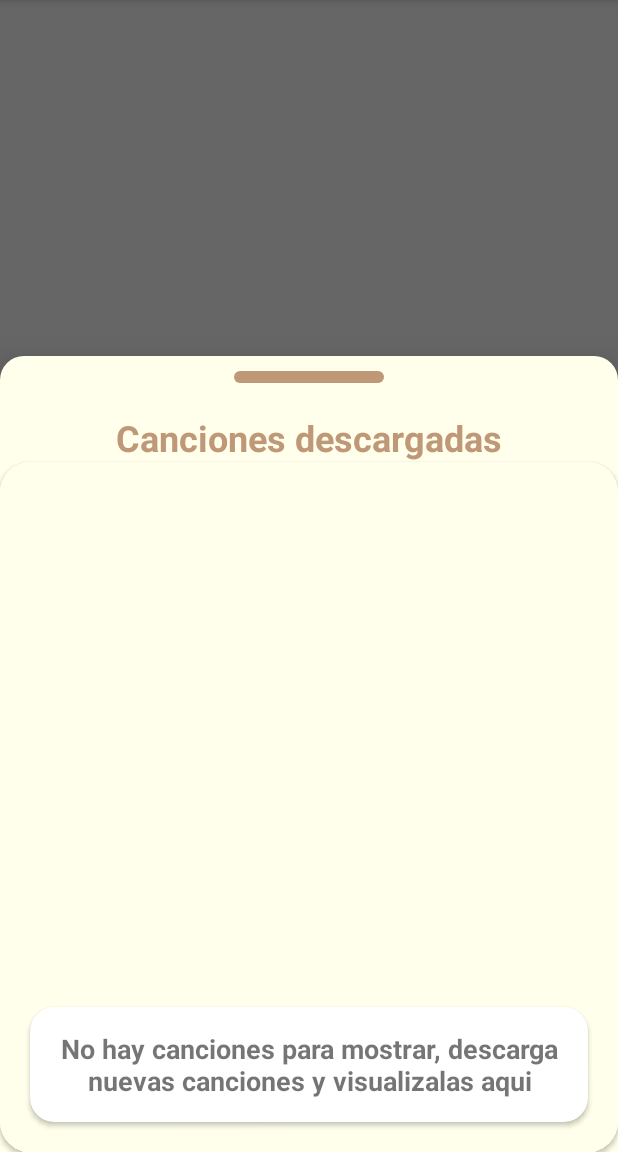
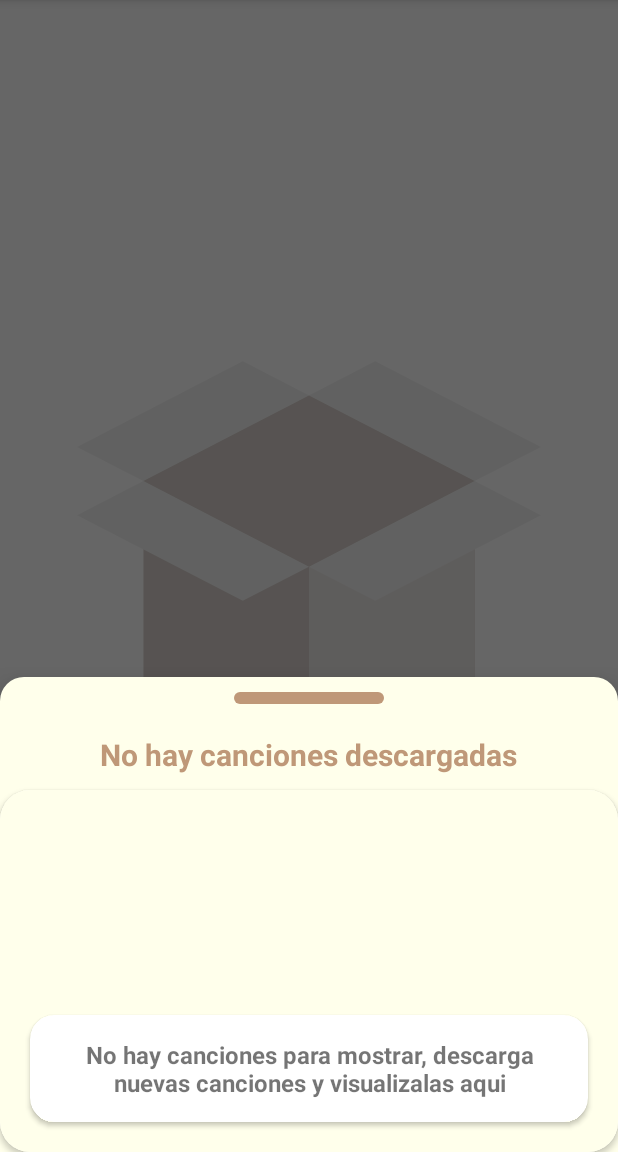
Before and after one commit to encrypton58/CanelaTubeDownloader, an Android app: the screen it shows after launch (MainActivity), after a tap on "Descargando", on a phone screen of 412 x 824 dp, the part 84-1236 px from its top. Run offline under Robolectric (Android 15) with nearby library versions, the phone set to English and light mode, and no system bars; libraries missing offline, so code that uses them is left out: wseemann.media.

Commit message:
refactor: Se modifica la vista de como se muestran las canciones descargadas.

```diff
--- a/app/src/main/java/com/m_and_a_company/canelatube/MainActivity.kt
+++ b/app/src/main/java/com/m_and_a_company/canelatube/MainActivity.kt
@@ -296,26 +296,23 @@ class MainActivity : AppCompatActivity(), SongsAdapter.OnClickSongItemListener,
     }
 
     private fun showSongsDownloadedNoPermission() {
-        bottomSheetBinding.textView.text = getString(R.string.title_permission_not_aviable)
+        bottomSheetBinding.showSongDownloadedTitle.text = getString(R.string.title_permission_not_aviable)
         bottomSheetDialog.show()
     }
 
-    /*TODO: Acomodar bien el detalle de mostrar las canciones despues de obtenerlas
-       del viewModel para que no haya detalles en la vista
-       tambien acomodar bien como funcionan los permisos y
-       por ultimo acomodar el codigo de la mejor manera en sentido de legibilidad y talvez
-       optimizacion y despues de esto posible version 1.0.0*/
     private fun showSongsDownloaded() {
         hasSongDownloaded = viewModel.hasSongsDownloaded(contentResolver)
         viewModel.getFilesDownloaded(contentResolver)
         if(hasSongDownloaded){
-            bottomSheetBinding.containerNothingShowSongDownloaded.visibility = View.GONE
+            bottomSheetBinding.showSongDownloadedContainerNothing.visibility = View.GONE
             bottomSheetBinding.showSongDownloadedRv.visibility = View.VISIBLE
-            bottomSheetBinding.textView.text = getString(R.string.title_downloads_song)
+            bottomSheetBinding.showSongDownloadedTitle.text = getString(R.string.title_downloads_song)
             bottomSheetBinding.showSongDownloadedRv.layoutManager =
                 LinearLayoutManager(applicationContext)
         }else{
-            bottomSheetBinding.containerNothingShowSongDownloaded.visibility = View.VISIBLE
+            bottomSheetBinding.showSongDownloadedContainerNothing.visibility = View.VISIBLE
+            bottomSheetBinding.showSongDownloadedTitle.text = getString(R.string.title_downloads_song_empty)
+            bottomSheetBinding.showSongDownloadedAnimEmpty.setAnimation(R.raw.empty_box_downloadeds)
             bottomSheetBinding.showSongDownloadedRv.visibility = View.GONE
         }
         bottomSheetDialog.show()
--- a/app/src/main/res/layout/show_songs_downloaded.xml
+++ b/app/src/main/res/layout/show_songs_downloaded.xml
@@ -4,10 +4,20 @@
     android:layout_width="match_parent"
     android:layout_height="match_parent">
 
+    <LinearLayout
+        android:layout_width="match_parent"
+        android:layout_height="match_parent"
+        android:orientation="vertical"
+        app:layout_constraintBottom_toBottomOf="parent"
+        app:layout_constraintEnd_toEndOf="parent"
+        app:layout_constraintStart_toStartOf="parent"
+        app:layout_constraintTop_toTopOf="parent">
+
         <View
             android:id="@+id/svdn_header_drag_separator"
             android:layout_width="100dp"
             android:layout_height="8dp"
+            android:layout_gravity="center"
             android:layout_marginTop="10dp"
             android:background="@drawable/header_separator_small"
             app:layout_constraintEnd_toEndOf="parent"
@@ -15,13 +25,14 @@
             app:layout_constraintTop_toTopOf="parent" />
 
         <TextView
-        android:id="@+id/textView"
+            android:id="@+id/show_song_downloaded_title"
             android:layout_width="wrap_content"
             android:layout_height="wrap_content"
+            android:layout_gravity="center"
             android:layout_marginTop="20dp"
             android:text="@string/title_downloads_song"
             android:textColor="@color/canela_background"
-        android:textSize="24sp"
+            android:textSize="20sp"
             android:textStyle="bold"
             app:layout_constraintEnd_toEndOf="parent"
             app:layout_constraintStart_toStartOf="parent"
@@ -31,39 +42,33 @@
             android:id="@+id/show_song_downloaded_rv"
             android:layout_width="match_parent"
             android:layout_height="match_parent"
-        android:layout_marginTop="90dp"
-        app:layout_constraintBottom_toBottomOf="parent"
-        app:layout_constraintEnd_toEndOf="parent"
-        app:layout_constraintStart_toStartOf="parent"
-        app:layout_constraintTop_toBottomOf="@+id/textView" />
+            android:layout_marginTop="10dp"
+            android:visibility="gone" />
 
         <androidx.cardview.widget.CardView
-        android:id="@+id/container_nothing_show_song_downloaded"
+            android:id="@+id/show_song_downloaded_container_nothing"
             android:layout_width="match_parent"
-        android:layout_height="460dp"
-        android:visibility="gone"
-        app:cardCornerRadius="20dp"
-        app:layout_constraintBottom_toBottomOf="parent"
-        app:layout_constraintEnd_toEndOf="parent"
-        app:layout_constraintStart_toStartOf="parent"
-        app:layout_constraintTop_toBottomOf="@+id/textView">
+            android:layout_height="match_parent"
+            android:layout_marginTop="10dp"
+            app:cardCornerRadius="20dp">
 
             <LinearLayout
+                android:id="@+id/show_song_downloaded_ll"
                 android:layout_width="match_parent"
                 android:layout_height="match_parent"
                 android:background="@color/background_pastel"
                 android:orientation="vertical">
 
                 <com.airbnb.lottie.LottieAnimationView
+                    android:id="@+id/show_song_downloaded_anim_empty"
                     android:layout_width="match_parent"
-                android:layout_height="0dp"
-                android:layout_weight="1"
+                    android:layout_height="150dp"
                     app:lottie_autoPlay="true"
                     app:lottie_repeatCount="1"
                     app:lottie_repeatMode="restart" />
 
                 <androidx.cardview.widget.CardView
-                android:id="@+id/bs_download_card_container_text"
+                    android:id="@+id/show_song_downloaded_container_description"
                     android:layout_width="match_parent"
                     android:layout_height="wrap_content"
                     android:layout_marginHorizontal="20dp"
@@ -71,12 +76,13 @@
                     app:cardCornerRadius="16dp">
 
                     <TextView
+                        android:id="@+id/show_song_downloaded_description"
                         android:layout_width="match_parent"
                         android:layout_height="wrap_content"
                         android:gravity="center"
                         android:padding="15dp"
                         android:text="@string/lbl_not_songs_to_show"
-                    android:textSize="18sp"
+                        android:textSize="16sp"
                         android:textStyle="bold" />
 
                 </androidx.cardview.widget.CardView>
@@ -85,4 +91,6 @@
 
         </androidx.cardview.widget.CardView>
 
+    </LinearLayout>
+
 </androidx.constraintlayout.widget.ConstraintLayout>
--- a/app/src/main/res/values/strings.xml
+++ b/app/src/main/res/values/strings.xml
@@ -50,6 +50,7 @@
     </string>
     <string name="title_permission_not_aviable">No hay permiso para ver las canciones descargadas</string>
     <string name="title_downloads_song">Canciones descargadas</string>
+    <string name="title_downloads_song_empty">No hay canciones descargadas</string>
     <string name="lbl_not_songs_to_show">No hay canciones para mostrar, descarga nuevas canciones y visualizalas aqui</string>
     <string name="title_delete_song_alert">¿Estas seguro que quieres eliminar la canción?</string>
     <string name="message_delete_song_alert">Eliminaras la cancion, esta acción no se puede deshacer, ¿deseas continual con la acción?</string>
```
Lines whose indentation alone changed are shown as unchanged.
